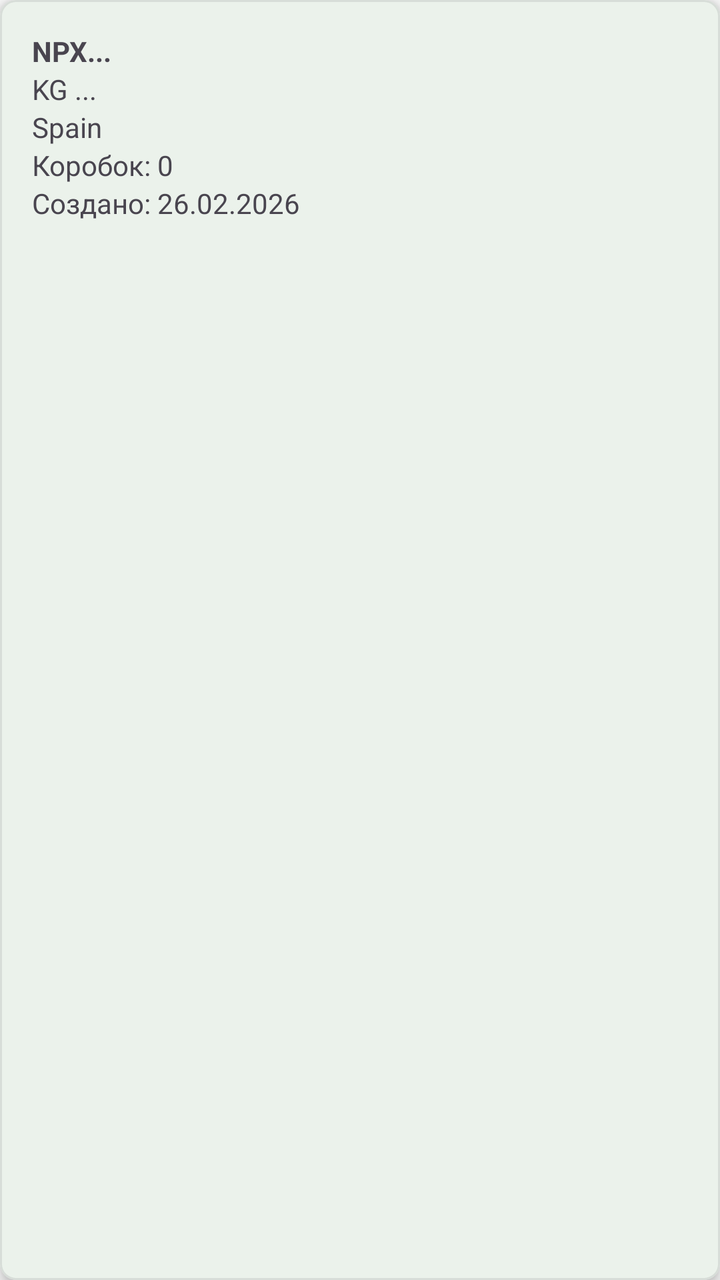
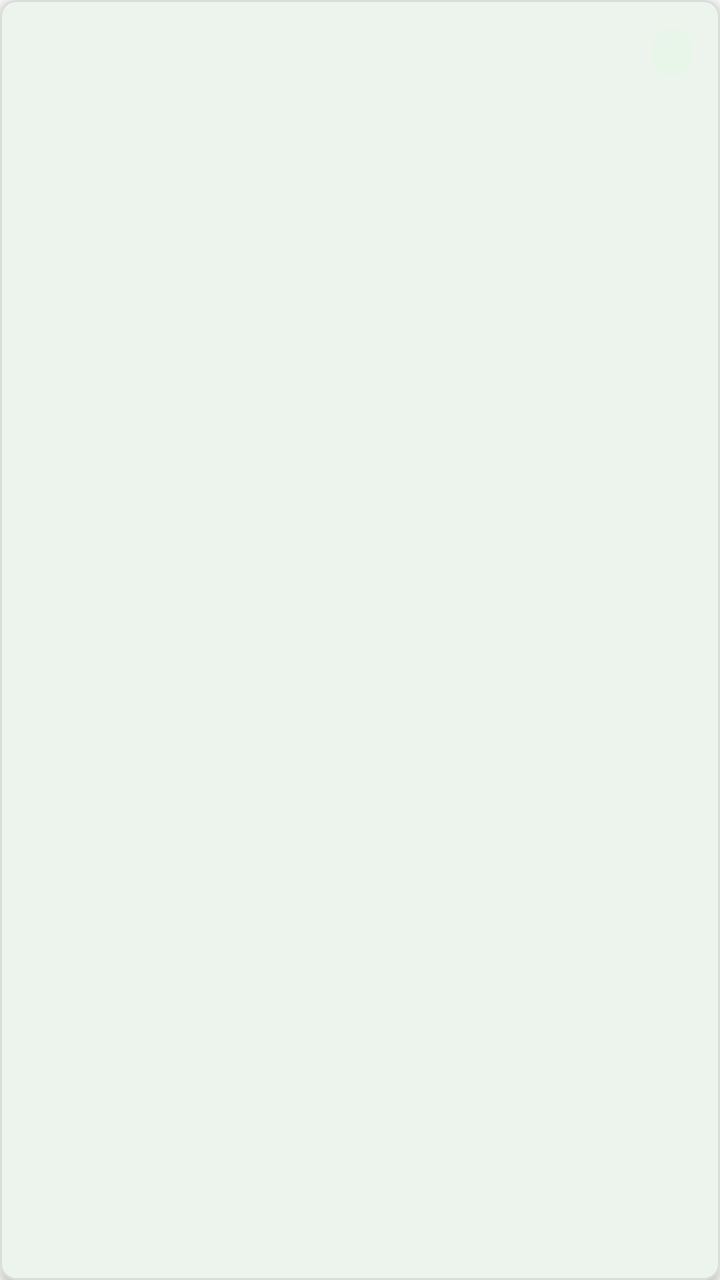

An Android layout rendered at two revisions. The XML below is the earlier revision; the diff shows what the commit changed to produce the second picture.
<!-- AndroidManifest.xml: application theme Theme.FastScan -->
<!-- res/layout/item_party.xml -->
<?xml version="1.0" encoding="utf-8"?>
<com.google.android.material.card.MaterialCardView xmlns:android="http://schemas.android.com/apk/res/android"
    xmlns:app="http://schemas.android.com/apk/res-auto"
    android:layout_width="match_parent"
    android:layout_height="wrap_content"
    android:layout_margin="8dp"
    app:cardCornerRadius="8dp"
    app:cardElevation="4dp"
    app:cardBackgroundColor="@color/app_surface"
    app:strokeColor="@color/card_stroke"
    app:strokeWidth="1dp">

    <LinearLayout
        android:layout_width="match_parent"
        android:layout_height="wrap_content"
        android:orientation="vertical"
        android:padding="16dp">

        <TextView
            android:id="@+id/tvPartialCode"
            android:layout_width="wrap_content"
            android:layout_height="wrap_content"
            android:text="NPX..."
            android:textStyle="bold" />

        <TextView
            android:id="@+id/tvPartialName"
            android:layout_width="wrap_content"
            android:layout_height="wrap_content"
            android:text="KG ..." />

        <TextView
            android:id="@+id/tvWarehouse"
            android:layout_width="wrap_content"
            android:layout_height="wrap_content"
            android:text="Spain" />

        <TextView
            android:id="@+id/tvBoxCount"
            android:layout_width="wrap_content"
            android:layout_height="wrap_content"
            android:text="Коробок: 0" />

        <TextView
            android:id="@+id/tvDate"
            android:layout_width="wrap_content"
            android:layout_height="wrap_content"
            android:text="Создано: 26.02.2026" />

    </LinearLayout>
</com.google.android.material.card.MaterialCardView>
<!-- resources referenced by this layout -->
<resources>
  <color name="app_surface">#FFFFFF</color>
  <color name="card_stroke">#D7DDD8</color>
  <style name="Theme.FastScan" parent="Theme.Material3.DayNight.NoActionBar">
  
          
          <item name="colorPrimary">@color/app_primary</item>
          <item name="colorPrimaryVariant">@color/app_primary_dark</item>
          <item name="colorOnPrimary">@color/app_on_primary</item>
  
          <item name="colorSecondary">@color/app_primary</item>
          <item name="colorOnSecondary">@color/app_on_primary</item>
          <item name="colorSurface">@color/app_surface</item>
          <item name="colorOnSurface">@color/app_text_primary</item>
          <item name="colorOnSurfaceVariant">@color/app_text_secondary</item>
          <item name="colorOutline">@color/card_stroke</item>
          <item name="android:colorBackground">@color/app_background</item>
          <item name="android:windowBackground">@color/app_background</item>
          <item name="android:navigationBarColor">@color/app_surface</item>
  
          
          <item name="android:statusBarColor">@color/app_primary_dark</item>
          <item name="android:windowLightStatusBar">false</item>
  
      </style>
  <color name="app_primary">#2E7D32</color>
  <color name="app_primary_dark">#1B5E20</color>
  <color name="app_on_primary">#FFFFFF</color>
  <color name="app_text_primary">#212121</color>
  <color name="app_text_secondary">#616161</color>
  <color name="app_background">#FAFAFA</color>
</resources>

<!-- the commit's change to res/layout/item_party.xml (unified diff, before → after) -->
@@ -3,10 +3,11 @@
     xmlns:app="http://schemas.android.com/apk/res-auto"
     android:layout_width="match_parent"
     android:layout_height="wrap_content"
-    android:layout_margin="8dp"
+    android:layout_marginHorizontal="2dp"
+    android:layout_marginVertical="6dp"
+    app:cardBackgroundColor="@color/app_surface"
     app:cardCornerRadius="8dp"
-    app:cardElevation="4dp"
-    app:cardBackgroundColor="@color/app_surface"
+    app:cardElevation="3dp"
     app:strokeColor="@color/card_stroke"
     app:strokeWidth="1dp">
 
@@ -14,38 +15,77 @@
         android:layout_width="match_parent"
         android:layout_height="wrap_content"
         android:orientation="vertical"
-        android:padding="16dp">
+        android:padding="14dp">
+
+        <LinearLayout
+            android:layout_width="match_parent"
+            android:layout_height="wrap_content"
+            android:gravity="center_vertical"
+            android:orientation="horizontal">
+
+            <TextView
+                android:id="@+id/tvPartialName"
+                android:layout_width="0dp"
+                android:layout_height="wrap_content"
+                android:layout_weight="1"
+                android:ellipsize="end"
+                android:maxLines="1"
+                android:textColor="@color/app_text_primary"
+                android:textSize="18sp"
+                android:textStyle="bold" />
+
+            <TextView
+                android:id="@+id/tvStatus"
+                android:layout_width="wrap_content"
+                android:layout_height="wrap_content"
+                android:background="@drawable/bg_status_open"
+                android:paddingHorizontal="10dp"
+                android:paddingVertical="4dp"
+                android:textColor="@color/status_open_text"
+                android:textSize="12sp"
+                android:textStyle="bold" />
+
+        </LinearLayout>
 
         <TextView
             android:id="@+id/tvPartialCode"
             android:layout_width="wrap_content"
             android:layout_height="wrap_content"
-            android:text="NPX..."
-            android:textStyle="bold" />
+            android:layout_marginTop="8dp"
+            android:textColor="@color/app_text_secondary"
+            android:textSize="14sp" />
 
-        <TextView
-            android:id="@+id/tvPartialName"
-            android:layout_width="wrap_content"
+        <LinearLayout
+            android:layout_width="match_parent"
             android:layout_height="wrap_content"
-            android:text="KG ..." />
+            android:layout_marginTop="8dp"
+            android:orientation="horizontal">
 
-        <TextView
-            android:id="@+id/tvWarehouse"
-            android:layout_width="wrap_content"
-            android:layout_height="wrap_content"
-            android:text="Spain" />
+            <TextView
+                android:id="@+id/tvWarehouse"
+                android:layout_width="0dp"
+                android:layout_height="wrap_content"
+                android:layout_weight="1"
+                android:textColor="@color/app_text_secondary"
+                android:textSize="14sp" />
 
-        <TextView
-            android:id="@+id/tvBoxCount"
-            android:layout_width="wrap_content"
-            android:layout_height="wrap_content"
-            android:text="Коробок: 0" />
+            <TextView
+                android:id="@+id/tvBoxCount"
+                android:layout_width="wrap_content"
+                android:layout_height="wrap_content"
+                android:textColor="@color/app_text_primary"
+                android:textSize="14sp"
+                android:textStyle="bold" />
+
+        </LinearLayout>
 
         <TextView
             android:id="@+id/tvDate"
             android:layout_width="wrap_content"
             android:layout_height="wrap_content"
-            android:text="Создано: 26.02.2026" />
+            android:layout_marginTop="6dp"
+            android:textColor="@color/app_text_secondary"
+            android:textSize="13sp" />
 
     </LinearLayout>
 </com.google.android.material.card.MaterialCardView>
<!-- resource entries referenced after the edit -->
@@ -2,6 +2,13 @@
 <resources>
   <color name="app_surface">#FFFFFF</color>
   <color name="card_stroke">#D7DDD8</color>
+  <color name="status_open_text">#1B5E20</color>
+  <!-- drawable bg_status_open (drawable) -->
+  <?xml version="1.0" encoding="utf-8"?>
+  <shape xmlns:android="http://schemas.android.com/apk/res/android">
+      <solid android:color="@color/status_open_background" />
+      <corners android:radius="12dp" />
+  </shape>
   <style name="Theme.FastScan" parent="Theme.Material3.DayNight.NoActionBar">
   
           
@@ -24,6 +31,7 @@
           <item name="android:windowLightStatusBar">false</item>
   
       </style>
+  <color name="status_open_background">#E8F5E9</color>
   <color name="app_primary">#2E7D32</color>
   <color name="app_primary_dark">#1B5E20</color>
   <color name="app_on_primary">#FFFFFF</color>
